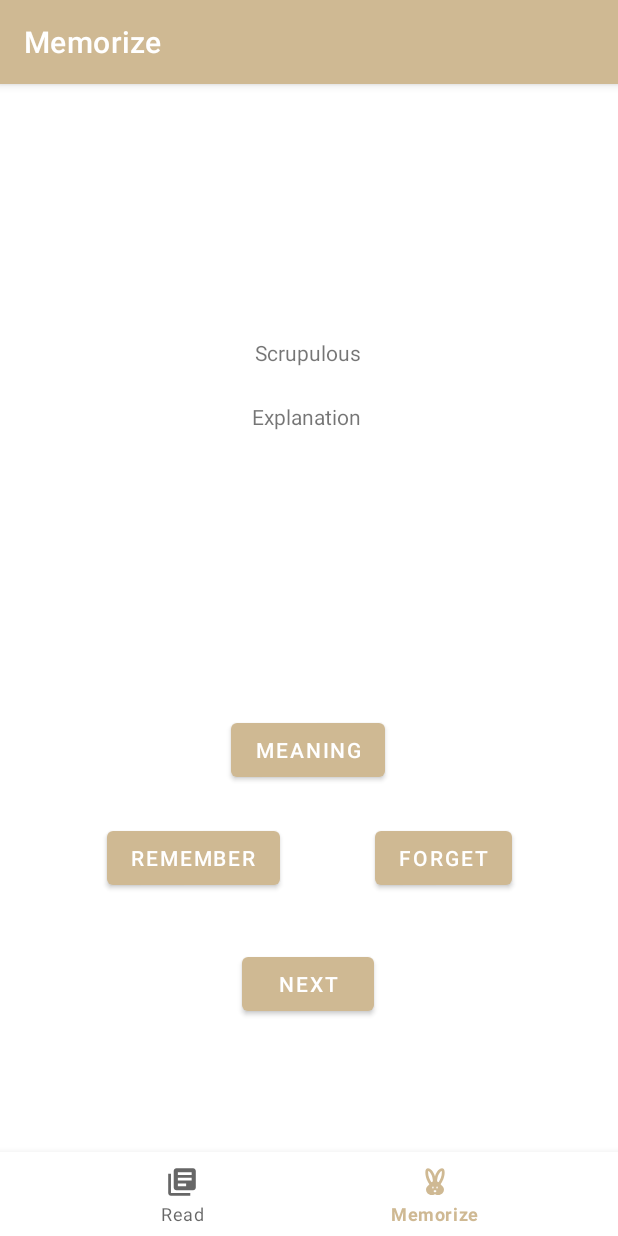
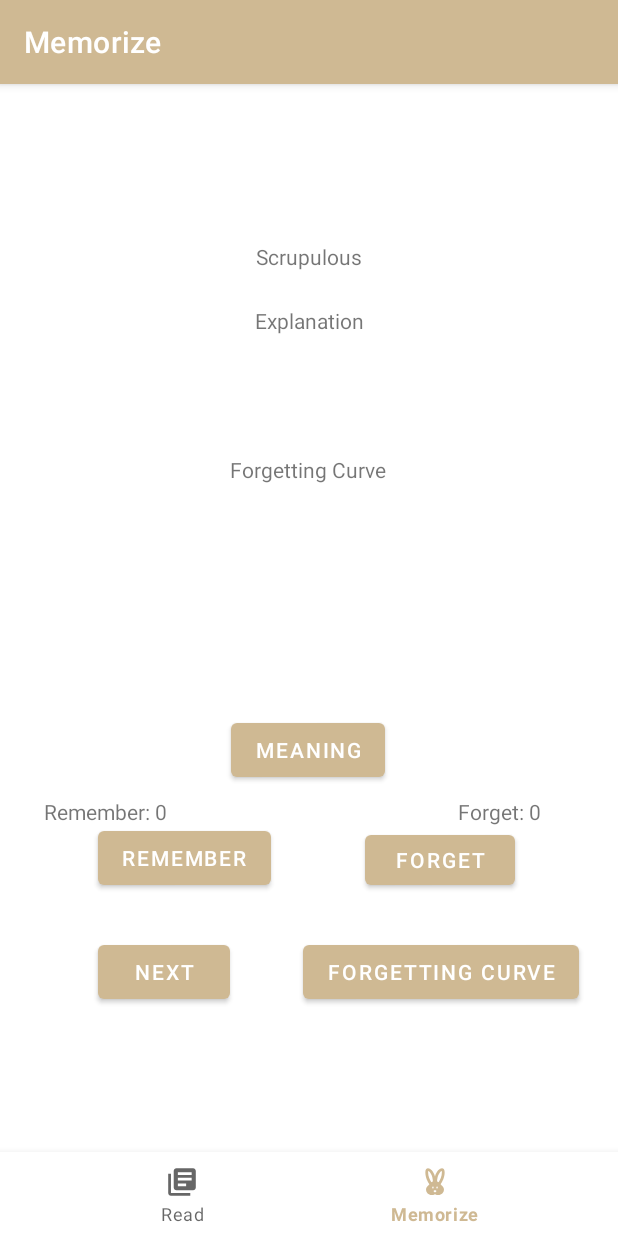
Before and after one commit to AllisonShen/RLEAM-Reader, an Android app: the DashboardFragment screen opened through its navigation route, on a phone screen of 412 x 824 dp. Run offline under Robolectric (Android 15) with nearby library versions, the phone set to English and light mode, and no system bars; our stand-ins replace navigation-ui.

Commit message:
Forgetting Curve
Forgetting Curve

```diff
--- a/app/src/main/java/com/cnit355/rr/ui/dashboard/DashboardFragment.java
+++ b/app/src/main/java/com/cnit355/rr/ui/dashboard/DashboardFragment.java
@@ -28,8 +28,15 @@ public class DashboardFragment extends Fragment {
     private Button mKnowButton;
     private Button mForgetButton;
     private Button mNextButton;
+    private Button mForgettingCurveButton;
     private TextView mWordTextView;
     private TextView mMeaningTextView;
+    private TextView mRememberTextView;
+    private TextView mForgetTextView;
+    private TextView mForgettingCurveTextView;
+    private int[] rememberCount = new int[4] ;
+    private int[] forgetCount = new int[4];
+    private int[] forgettingTime = new int[4];
 
     //create the question bank
     private QuestionsModel[] mQuestionBank = new QuestionsModel[]{
@@ -62,6 +69,9 @@ public class DashboardFragment extends Fragment {
 
         mMeaningTextView = binding.explanation;
         mWordTextView = binding.word;
+        mRememberTextView = binding.rememberCount;
+        mForgetTextView = binding.forgetCount;
+        mForgettingCurveTextView = binding.forgettingCurveTextView;
         mWordTextView.setText(mQuestionBank[mCurrentIndex].getTextId());
 
         mExplanationButton = binding.meaning;
@@ -96,6 +106,14 @@ public class DashboardFragment extends Fragment {
             public void onClick(View view) {
                 mCurrentIndex = (mCurrentIndex + 1) % mQuestionBank.length;
                 updateQuestion();
+            }
+        });
+
+        mForgettingCurveButton = binding.forgettingCurveButton;
+        mForgettingCurveButton.setOnClickListener(new View.OnClickListener() {
+            @Override
+            public void onClick(View view) {
+                calculateForgettingCurve();
             }
         });
 
@@ -145,6 +163,9 @@ public class DashboardFragment extends Fragment {
         int word = mQuestionBank[mCurrentIndex].getTextId();
         mWordTextView.setText(word);
         mMeaningTextView.setText("Explanation");
+        mRememberTextView.setText("Remember: " + rememberCount[mCurrentIndex]);
+        mForgetTextView.setText("Forget: " + forgetCount[mCurrentIndex]);
+        mForgettingCurveTextView.setText("Forgetting Curve");
     }
 
 
@@ -154,8 +175,14 @@ public class DashboardFragment extends Fragment {
         int messageResID = 0;
         if (userPress == answerTrue){
             messageResID = R.string.remember_toast;
+            rememberCount[mCurrentIndex] ++;
+            mRememberTextView.setText("Remember: " + rememberCount[mCurrentIndex]);
+
+
         }else {
             messageResID = R.string.forget_toast;
+            forgetCount[mCurrentIndex] ++;
+            mForgetTextView.setText("Forget: " + forgetCount[mCurrentIndex]);
         }
         Toast.makeText(getActivity().getApplicationContext(), messageResID, Toast.LENGTH_SHORT).show();
     }
@@ -167,4 +194,13 @@ public class DashboardFragment extends Fragment {
     }
 
 
+    public void calculateForgettingCurve(){
+        if (rememberCount[mCurrentIndex] != 0 || forgetCount[mCurrentIndex] != 0) {
+            double probability =Math.round((double)rememberCount[mCurrentIndex] / (rememberCount[mCurrentIndex] + forgetCount[mCurrentIndex]) * 100) ;
+            mForgettingCurveTextView.setText("The probability for retrieving this word is " + probability + " %");
+        }else{
+            mForgettingCurveTextView.setText("No record for calculation");
+        }
+    }
+
 }
--- a/app/src/main/res/layout/fragment_dashboard.xml
+++ b/app/src/main/res/layout/fragment_dashboard.xml
@@ -8,28 +8,30 @@
 
     <TextView
         android:id="@+id/word"
-        android:layout_width="wrap_content"
+        android:layout_width="0dp"
         android:layout_height="wrap_content"
+        android:gravity="center"
         android:text="Word"
         app:layout_constraintBottom_toBottomOf="parent"
         app:layout_constraintEnd_toEndOf="parent"
-        app:layout_constraintHorizontal_bias="0.498"
+        app:layout_constraintHorizontal_bias="0.0"
         app:layout_constraintStart_toStartOf="parent"
         app:layout_constraintTop_toTopOf="parent"
-        app:layout_constraintVertical_bias="0.164" />
+        app:layout_constraintVertical_bias="0.071" />
 
     <TextView
         android:id="@+id/explanation"
-        android:layout_width="wrap_content"
+        android:layout_width="0dp"
         android:layout_height="wrap_content"
-        android:layout_marginStart="168dp"
         android:layout_marginTop="23dp"
         android:layout_marginBottom="61dp"
-        android:layout_marginRight="100dp"
         android:inputType="textMultiLine"
+        android:gravity="center"
         android:maxLines="4"
         android:text="Explanation"
         app:layout_constraintBottom_toTopOf="@+id/meaning"
+        app:layout_constraintEnd_toEndOf="parent"
+        app:layout_constraintHorizontal_bias="1.0"
         app:layout_constraintStart_toStartOf="parent"
         app:layout_constraintTop_toBottomOf="@+id/word"
         app:layout_constraintVertical_bias="0.0" />
@@ -54,13 +56,13 @@
         android:text="Remember"
         app:layout_constraintBottom_toBottomOf="parent"
         app:layout_constraintEnd_toEndOf="parent"
-        app:layout_constraintHorizontal_bias="0.241"
+        app:layout_constraintHorizontal_bias="0.221"
         app:layout_constraintStart_toStartOf="parent" />
 
     <Button
         android:id="@+id/forget"
-        android:layout_width="wrap_content"
-        android:layout_height="wrap_content"
+        android:layout_width="100dp"
+        android:layout_height="45dp"
         android:layout_marginBottom="228dp"
         android:text="Forget"
         app:layout_constraintBottom_toBottomOf="parent"
@@ -72,11 +74,56 @@
         android:id="@+id/next"
         android:layout_width="wrap_content"
         android:layout_height="wrap_content"
-        android:layout_marginBottom="144dp"
+        android:layout_marginBottom="152dp"
+        android:onClick="updateQuestion"
         android:text="Next"
-        android:onClick="updateQuestion"
+        app:layout_constraintBottom_toBottomOf="parent"
+        app:layout_constraintEnd_toEndOf="parent"
+        app:layout_constraintHorizontal_bias="0.201"
+        app:layout_constraintStart_toStartOf="parent" />
+
+    <TextView
+        android:id="@+id/rememberCount"
+        android:layout_width="wrap_content"
+        android:layout_height="wrap_content"
+        android:layout_marginTop="308dp"
+        android:text="Remember: 0"
+        app:layout_constraintEnd_toEndOf="parent"
+        app:layout_constraintHorizontal_bias="0.088"
+        app:layout_constraintStart_toStartOf="parent"
+        app:layout_constraintTop_toBottomOf="@+id/explanation" />
+
+    <TextView
+        android:id="@+id/forgetCount"
+        android:layout_width="wrap_content"
+        android:layout_height="wrap_content"
+        android:layout_marginTop="308dp"
+        android:text="Forget: 0"
+        app:layout_constraintEnd_toEndOf="parent"
+        app:layout_constraintHorizontal_bias="0.856"
+        app:layout_constraintStart_toStartOf="parent"
+        app:layout_constraintTop_toBottomOf="@+id/explanation" />
+
+    <TextView
+        android:id="@+id/forgettingCurveTextView"
+        android:layout_width="wrap_content"
+        android:layout_height="wrap_content"
+        android:text="Forgetting Curve"
         app:layout_constraintBottom_toBottomOf="parent"
         app:layout_constraintEnd_toEndOf="parent"
         app:layout_constraintHorizontal_bias="0.498"
+        app:layout_constraintStart_toStartOf="parent"
+        app:layout_constraintTop_toTopOf="parent"
+        app:layout_constraintVertical_bias="0.276" />
+
+    <Button
+        android:id="@+id/forgettingCurveButton"
+        android:layout_width="wrap_content"
+        android:layout_height="wrap_content"
+        android:layout_marginBottom="152dp"
+        android:text="Forgetting Curve"
+        app:layout_constraintBottom_toBottomOf="parent"
+        app:layout_constraintEnd_toEndOf="parent"
+        app:layout_constraintHorizontal_bias="0.885"
         app:layout_constraintStart_toStartOf="parent" />
 </androidx.constraintlayout.widget.ConstraintLayout>
```
